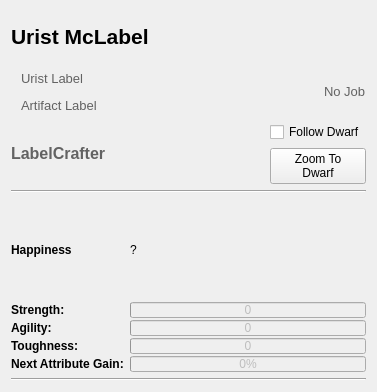
Qt form ui/dwarfdetailswidget.ui (jimhester/dwarftherapist) before a commit.
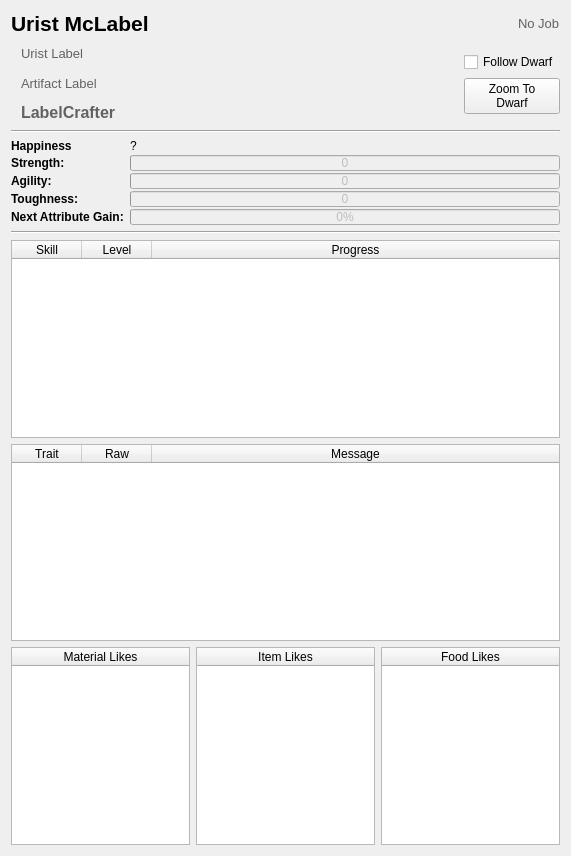
The same form after that commit.

Commit message: Fix displaying the fortress name, clean up

Diff of the .ui file:
```diff
--- a/ui/dwarfdetailswidget.ui
+++ b/ui/dwarfdetailswidget.ui
@@ -6,17 +6,25 @@
    <rect>
     <x>0</x>
     <y>0</y>
-    <width>377</width>
-    <height>392</height>
+    <width>571</width>
+    <height>856</height>
    </rect>
   </property>
   <property name="windowTitle">
    <string>Form</string>
   </property>
-  <layout class="QVBoxLayout" name="vbox_main">
+  <layout class="QVBoxLayout" name="verticalLayout_4">
    <item>
     <layout class="QVBoxLayout" name="verticalLayout">
      <item>
+      <layout class="QHBoxLayout" name="horizontalLayout_2">
+       <property name="leftMargin">
+        <number>0</number>
+       </property>
+       <property name="topMargin">
+        <number>0</number>
+       </property>
+       <item>
       <widget class="QLabel" name="lbl_dwarf_name">
        <property name="font">
         <font>
@@ -32,6 +40,79 @@
       </widget>
      </item>
      <item>
+        <spacer name="horizontalSpacer_2">
+         <property name="orientation">
+          <enum>Qt::Horizontal</enum>
+         </property>
+         <property name="sizeHint" stdset="0">
+          <size>
+           <width>40</width>
+           <height>20</height>
+          </size>
+         </property>
+        </spacer>
+       </item>
+       <item>
+        <widget class="QLabel" name="lbl_current_job">
+         <property name="palette">
+          <palette>
+           <active>
+            <colorrole role="WindowText">
+             <brush brushstyle="SolidPattern">
+              <color alpha="255">
+               <red>98</red>
+               <green>98</green>
+               <blue>98</blue>
+              </color>
+             </brush>
+            </colorrole>
+           </active>
+           <inactive>
+            <colorrole role="WindowText">
+             <brush brushstyle="SolidPattern">
+              <color alpha="255">
+               <red>98</red>
+               <green>98</green>
+               <blue>98</blue>
+              </color>
+             </brush>
+            </colorrole>
+           </inactive>
+           <disabled>
+            <colorrole role="WindowText">
+             <brush brushstyle="SolidPattern">
+              <color alpha="255">
+               <red>120</red>
+               <green>120</green>
+               <blue>120</blue>
+              </color>
+             </brush>
+            </colorrole>
+           </disabled>
+          </palette>
+         </property>
+         <property name="font">
+          <font>
+           <family>Segoe UI</family>
+           <pointsize>10</pointsize>
+           <weight>50</weight>
+           <bold>false</bold>
+          </font>
+         </property>
+         <property name="text">
+          <string>No Job</string>
+         </property>
+         <property name="margin">
+          <number>0</number>
+         </property>
+         <property name="indent">
+          <number>0</number>
+         </property>
+        </widget>
+       </item>
+      </layout>
+     </item>
+     <item>
       <layout class="QHBoxLayout" name="horizontalLayout">
        <item>
         <layout class="QVBoxLayout" name="verticalLayout_3">
@@ -149,83 +230,6 @@
            </property>
           </widget>
          </item>
-        </layout>
-       </item>
-       <item>
-        <spacer name="horizontalSpacer">
-         <property name="orientation">
-          <enum>Qt::Horizontal</enum>
-         </property>
-         <property name="sizeHint" stdset="0">
-          <size>
-           <width>40</width>
-           <height>20</height>
-          </size>
-         </property>
-        </spacer>
-       </item>
-       <item>
-        <widget class="QLabel" name="lbl_current_job">
-         <property name="palette">
-          <palette>
-           <active>
-            <colorrole role="WindowText">
-             <brush brushstyle="SolidPattern">
-              <color alpha="255">
-               <red>98</red>
-               <green>98</green>
-               <blue>98</blue>
-              </color>
-             </brush>
-            </colorrole>
-           </active>
-           <inactive>
-            <colorrole role="WindowText">
-             <brush brushstyle="SolidPattern">
-              <color alpha="255">
-               <red>98</red>
-               <green>98</green>
-               <blue>98</blue>
-              </color>
-             </brush>
-            </colorrole>
-           </inactive>
-           <disabled>
-            <colorrole role="WindowText">
-             <brush brushstyle="SolidPattern">
-              <color alpha="255">
-               <red>120</red>
-               <green>120</green>
-               <blue>120</blue>
-              </color>
-             </brush>
-            </colorrole>
-           </disabled>
-          </palette>
-         </property>
-         <property name="font">
-          <font>
-           <family>Segoe UI</family>
-           <pointsize>10</pointsize>
-           <weight>50</weight>
-           <bold>false</bold>
-          </font>
-         </property>
-         <property name="text">
-          <string>No Job</string>
-         </property>
-         <property name="margin">
-          <number>0</number>
-         </property>
-         <property name="indent">
-          <number>0</number>
-         </property>
-        </widget>
-       </item>
-      </layout>
-     </item>
-     <item>
-      <layout class="QHBoxLayout" name="horizontalLayout_2">
        <item>
         <widget class="QLabel" name="lbl_profession">
          <property name="palette">
@@ -284,8 +288,10 @@
          </property>
         </widget>
        </item>
+        </layout>
+       </item>
        <item>
-        <spacer name="horizontalSpacer_2">
+        <spacer name="horizontalSpacer">
          <property name="orientation">
           <enum>Qt::Horizontal</enum>
          </property>
@@ -299,6 +305,12 @@
        </item>
        <item>
         <layout class="QVBoxLayout" name="verticalLayout_2">
+         <property name="topMargin">
+          <number>10</number>
+         </property>
+         <property name="bottomMargin">
+          <number>10</number>
+         </property>
          <item>
           <widget class="QCheckBox" name="checkBox">
            <property name="text">
@@ -492,6 +504,282 @@
      </property>
     </widget>
    </item>
+   <item>
+    <widget class="QTableWidget" name="tw_skills">
+     <property name="editTriggers">
+      <set>QAbstractItemView::NoEditTriggers</set>
+     </property>
+     <property name="alternatingRowColors">
+      <bool>true</bool>
+     </property>
+     <property name="selectionMode">
+      <enum>QAbstractItemView::NoSelection</enum>
+     </property>
+     <property name="gridStyle">
+      <enum>Qt::NoPen</enum>
+     </property>
+     <property name="rowCount">
+      <number>0</number>
+     </property>
+     <property name="columnCount">
+      <number>3</number>
+     </property>
+     <attribute name="horizontalHeaderDefaultSectionSize">
+      <number>70</number>
+     </attribute>
+     <attribute name="horizontalHeaderStretchLastSection">
+      <bool>true</bool>
+     </attribute>
+     <attribute name="verticalHeaderVisible">
+      <bool>false</bool>
+     </attribute>
+     <attribute name="verticalHeaderVisible">
+      <bool>false</bool>
+     </attribute>
+     <attribute name="horizontalHeaderStretchLastSection">
+      <bool>true</bool>
+     </attribute>
+     <attribute name="horizontalHeaderDefaultSectionSize">
+      <number>70</number>
+     </attribute>
+     <column>
+      <property name="text">
+       <string>Skill</string>
+      </property>
+     </column>
+     <column>
+      <property name="text">
+       <string>Level</string>
+      </property>
+     </column>
+     <column>
+      <property name="text">
+       <string>Progress</string>
+      </property>
+     </column>
+    </widget>
+   </item>
+   <item>
+    <widget class="QTableWidget" name="tw_traits">
+     <property name="editTriggers">
+      <set>QAbstractItemView::NoEditTriggers</set>
+     </property>
+     <property name="alternatingRowColors">
+      <bool>true</bool>
+     </property>
+     <property name="selectionMode">
+      <enum>QAbstractItemView::NoSelection</enum>
+     </property>
+     <property name="gridStyle">
+      <enum>Qt::NoPen</enum>
+     </property>
+     <property name="rowCount">
+      <number>0</number>
+     </property>
+     <property name="columnCount">
+      <number>3</number>
+     </property>
+     <attribute name="horizontalHeaderDefaultSectionSize">
+      <number>70</number>
+     </attribute>
+     <attribute name="horizontalHeaderStretchLastSection">
+      <bool>true</bool>
+     </attribute>
+     <attribute name="verticalHeaderVisible">
+      <bool>false</bool>
+     </attribute>
+     <attribute name="verticalHeaderDefaultSectionSize">
+      <number>16</number>
+     </attribute>
+     <attribute name="verticalHeaderMinimumSectionSize">
+      <number>16</number>
+     </attribute>
+     <attribute name="verticalHeaderVisible">
+      <bool>false</bool>
+     </attribute>
+     <attribute name="verticalHeaderDefaultSectionSize">
+      <number>16</number>
+     </attribute>
+     <attribute name="horizontalHeaderStretchLastSection">
+      <bool>true</bool>
+     </attribute>
+     <attribute name="verticalHeaderMinimumSectionSize">
+      <number>16</number>
+     </attribute>
+     <attribute name="horizontalHeaderDefaultSectionSize">
+      <number>70</number>
+     </attribute>
+     <column>
+      <property name="text">
+       <string>Trait</string>
+      </property>
+     </column>
+     <column>
+      <property name="text">
+       <string>Raw</string>
+      </property>
+     </column>
+     <column>
+      <property name="text">
+       <string>Message</string>
+      </property>
+     </column>
+    </widget>
+   </item>
+   <item>
+    <layout class="QHBoxLayout" name="layout_likes">
+     <property name="topMargin">
+      <number>0</number>
+     </property>
+     <item>
+      <widget class="QTableWidget" name="tw_likes_mat">
+       <property name="editTriggers">
+        <set>QAbstractItemView::NoEditTriggers</set>
+       </property>
+       <property name="alternatingRowColors">
+        <bool>true</bool>
+       </property>
+       <property name="selectionMode">
+        <enum>QAbstractItemView::NoSelection</enum>
+       </property>
+       <property name="showGrid">
+        <bool>false</bool>
+       </property>
+       <attribute name="horizontalHeaderVisible">
+        <bool>true</bool>
+       </attribute>
+       <attribute name="horizontalHeaderStretchLastSection">
+        <bool>true</bool>
+       </attribute>
+       <attribute name="verticalHeaderVisible">
+        <bool>false</bool>
+       </attribute>
+       <attribute name="verticalHeaderDefaultSectionSize">
+        <number>16</number>
+       </attribute>
+       <attribute name="verticalHeaderMinimumSectionSize">
+        <number>16</number>
+       </attribute>
+       <attribute name="verticalHeaderVisible">
+        <bool>false</bool>
+       </attribute>
+       <attribute name="verticalHeaderDefaultSectionSize">
+        <number>16</number>
+       </attribute>
+       <attribute name="horizontalHeaderStretchLastSection">
+        <bool>true</bool>
+       </attribute>
+       <attribute name="horizontalHeaderVisible">
+        <bool>true</bool>
+       </attribute>
+       <attribute name="verticalHeaderMinimumSectionSize">
+        <number>16</number>
+       </attribute>
+       <column>
+        <property name="text">
+         <string>Material Likes</string>
+        </property>
+       </column>
+      </widget>
+     </item>
+     <item>
+      <widget class="QTableWidget" name="tw_likes_item">
+       <property name="editTriggers">
+        <set>QAbstractItemView::NoEditTriggers</set>
+       </property>
+       <property name="dragDropMode">
+        <enum>QAbstractItemView::NoDragDrop</enum>
+       </property>
+       <property name="alternatingRowColors">
+        <bool>true</bool>
+       </property>
+       <property name="selectionMode">
+        <enum>QAbstractItemView::NoSelection</enum>
+       </property>
+       <property name="showGrid">
+        <bool>false</bool>
+       </property>
+       <attribute name="horizontalHeaderStretchLastSection">
+        <bool>true</bool>
+       </attribute>
+       <attribute name="verticalHeaderVisible">
+        <bool>false</bool>
+       </attribute>
+       <attribute name="verticalHeaderDefaultSectionSize">
+        <number>16</number>
+       </attribute>
+       <attribute name="verticalHeaderMinimumSectionSize">
+        <number>16</number>
+       </attribute>
+       <attribute name="verticalHeaderVisible">
+        <bool>false</bool>
+       </attribute>
+       <attribute name="verticalHeaderDefaultSectionSize">
+        <number>16</number>
+       </attribute>
+       <attribute name="horizontalHeaderStretchLastSection">
+        <bool>true</bool>
+       </attribute>
+       <attribute name="verticalHeaderMinimumSectionSize">
+        <number>16</number>
+       </attribute>
+       <column>
+        <property name="text">
+         <string>Item Likes</string>
+        </property>
+       </column>
+      </widget>
+     </item>
+     <item>
+      <widget class="QTableWidget" name="tw_likes_food">
+       <property name="editTriggers">
+        <set>QAbstractItemView::NoEditTriggers</set>
+       </property>
+       <property name="dragDropMode">
+        <enum>QAbstractItemView::NoDragDrop</enum>
+       </property>
+       <property name="alternatingRowColors">
+        <bool>true</bool>
+       </property>
+       <property name="selectionMode">
+        <enum>QAbstractItemView::NoSelection</enum>
+       </property>
+       <property name="showGrid">
+        <bool>false</bool>
+       </property>
+       <attribute name="horizontalHeaderStretchLastSection">
+        <bool>true</bool>
+       </attribute>
+       <attribute name="verticalHeaderVisible">
+        <bool>false</bool>
+       </attribute>
+       <attribute name="verticalHeaderDefaultSectionSize">
+        <number>16</number>
+       </attribute>
+       <attribute name="verticalHeaderMinimumSectionSize">
+        <number>16</number>
+       </attribute>
+       <attribute name="verticalHeaderVisible">
+        <bool>false</bool>
+       </attribute>
+       <attribute name="verticalHeaderDefaultSectionSize">
+        <number>16</number>
+       </attribute>
+       <attribute name="horizontalHeaderStretchLastSection">
+        <bool>true</bool>
+       </attribute>
+       <attribute name="verticalHeaderMinimumSectionSize">
+        <number>16</number>
+       </attribute>
+       <column>
+        <property name="text">
+         <string>Food Likes</string>
+        </property>
+       </column>
+      </widget>
+     </item>
+    </layout>
+   </item>
   </layout>
  </widget>
  <resources/>
```
Lines whose indentation alone changed are shown as unchanged. The commit also changes 2 other files.
